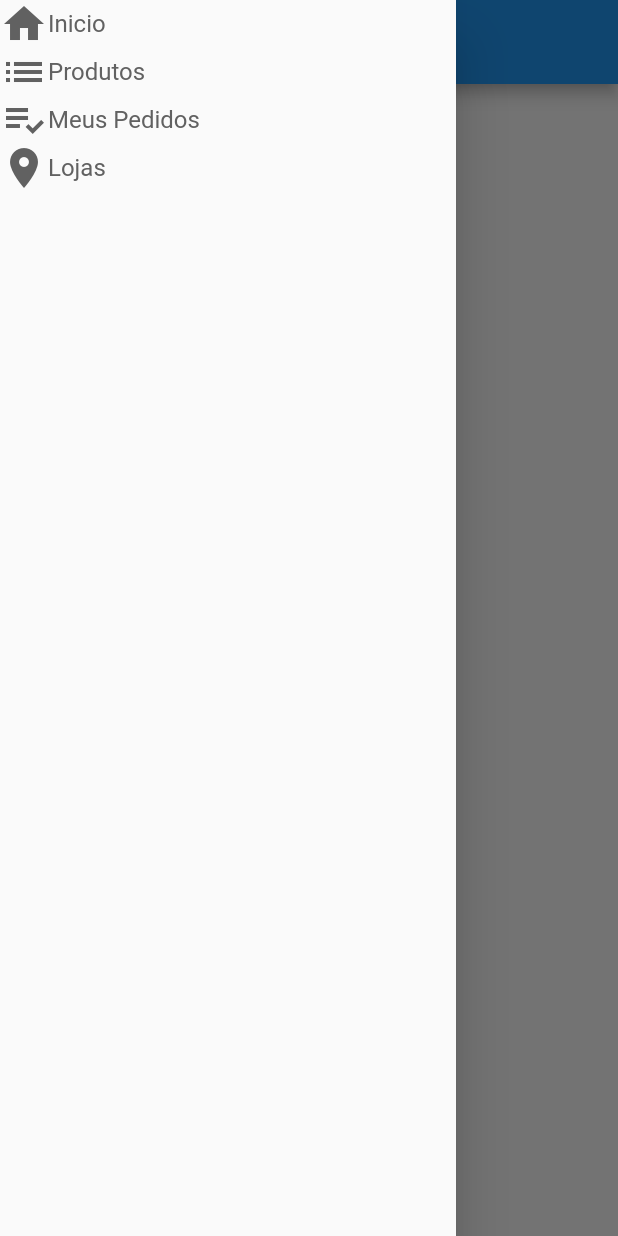
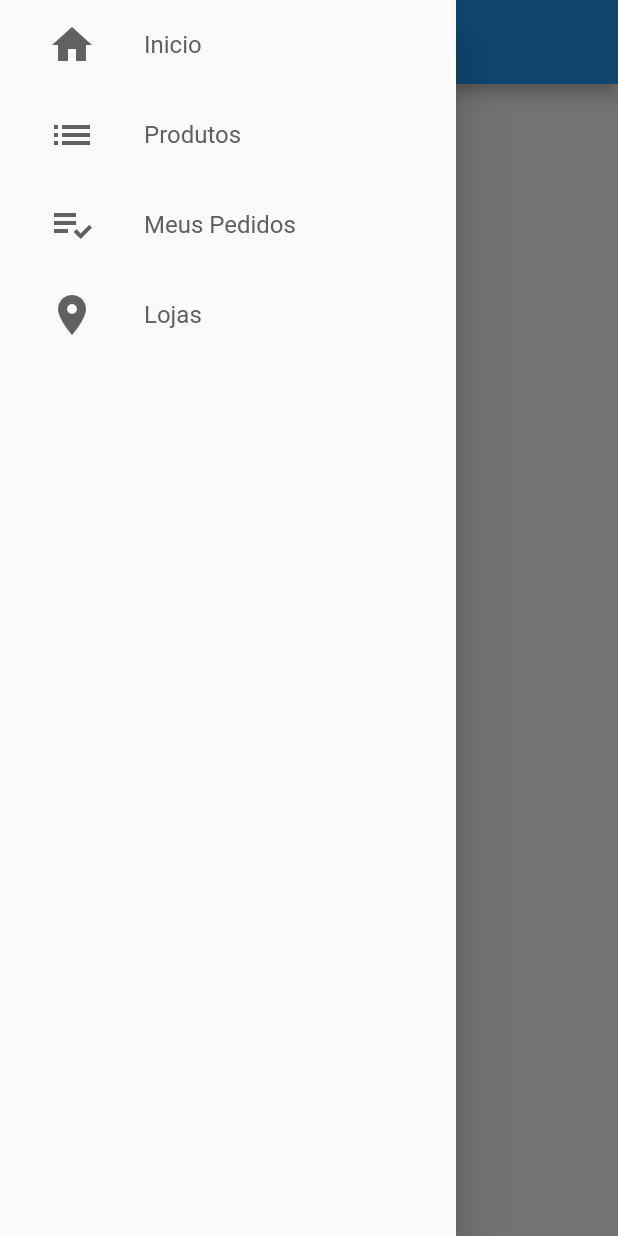
Before and after one commit to Dandy27/flutter-loja-virtual, a Flutter app: the screen it shows after launch, with the side drawer open, on a phone screen of 412 x 824 dp. Run offline on Flutter 3.47's test engine with Material 2 defaults, Android fonts, the phone set to English and light mode, and no system bars; our stand-ins replace cloud_firestore; accounts and stored records are empty.

Commit message:
Criando o Drawer Customizado

```diff
--- a/loja_virtual/lib/commom/drawer/custom_drawer.dart
+++ b/loja_virtual/lib/commom/drawer/custom_drawer.dart
@@ -1,16 +1,32 @@
 import 'package:flutter/material.dart';
 import 'package:loja_virtual/commom/drawer/drawer_tile.dart';
 
-class CustonDrawer extends StatelessWidget {
+class CustomDrawer extends StatelessWidget {
   @override
   Widget build(BuildContext context) {
     return Drawer(
       child: ListView(
         children: [
-          DrawerTile(iconData: Icons.home, title: 'Inicio',),
-          DrawerTile(iconData: Icons.list, title: 'Produtos',),
-          DrawerTile(iconData: Icons.playlist_add_check, title: 'Meus Pedidos',),
-          DrawerTile(iconData: Icons.location_on, title: 'Lojas',)
+          DrawerTile(
+            iconData: Icons.home,
+            title: 'Inicio',
+            page: 0,
+          ),
+          DrawerTile(
+            iconData: Icons.list,
+            title: 'Produtos',
+            page: 1,
+          ),
+          DrawerTile(
+            iconData: Icons.playlist_add_check,
+            title: 'Meus Pedidos',
+            page: 2,
+          ),
+          DrawerTile(
+            iconData: Icons.location_on,
+            title: 'Lojas',
+            page: 3,
+          )
         ],
       ),
     );
--- a/loja_virtual/lib/commom/drawer/drawer_tile.dart
+++ b/loja_virtual/lib/commom/drawer/drawer_tile.dart
@@ -4,17 +4,29 @@ class DrawerTile extends StatelessWidget {
 
   final IconData iconData;
   final String title;
+  final int page;
 
-  DrawerTile({this.iconData, this.title});
+  const DrawerTile({Key key, this.iconData, this.title, this.page}) : super(key: key);
+
+
 
   @override
   Widget build(BuildContext context) {
-    return Row(
+    return InkWell(
+      onTap: (){
+        debugPrint('toquei $page');
+      },
+      child: SizedBox(
+        height: 60,
+        child: Row(
           children: [
-        Icon(
+            Padding(
+              padding: const EdgeInsets.symmetric(horizontal: 32),
+              child: Icon(
                 iconData,
                 size: 32,
                 color: Colors.grey[700],
+              ),
             ),
             Text(title,
               style: TextStyle(
@@ -23,6 +35,8 @@ class DrawerTile extends StatelessWidget {
               ),
             )
           ],
+        ),
+      ),
     );
   }
 }
--- a/loja_virtual/lib/screens/base/base_screen.dart
+++ b/loja_virtual/lib/screens/base/base_screen.dart
@@ -11,7 +11,7 @@ class BaseScreen extends StatelessWidget {
       controller: pageController,
       children: [
         Scaffold(
-          drawer: CustonDrawer(),
+          drawer: CustomDrawer(),
           appBar: AppBar(
             title: const Text('home'),
           ),
```
Lines whose indentation alone changed are shown as unchanged.
